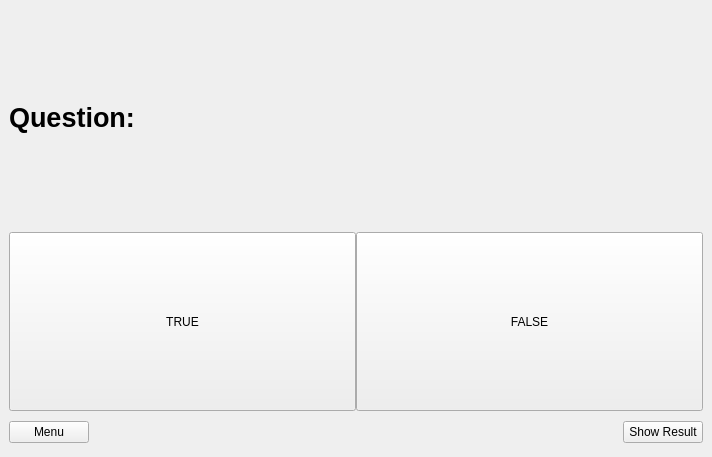
Old version of the form interface/interface_UI/interview_window.ui in the repository Graidaris/decision_Tree_SI.
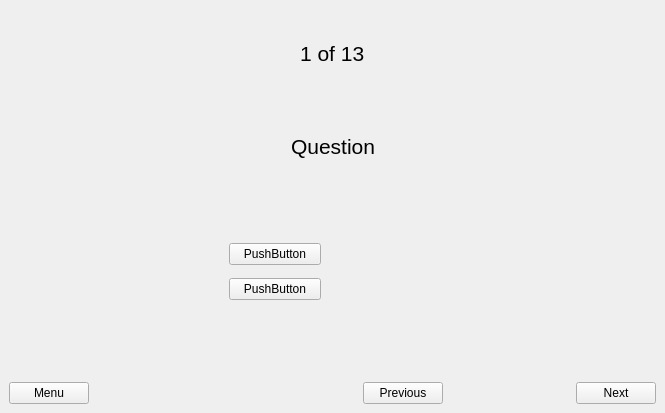
New version of the form.

What changed in the file:
```diff
--- a/interface/interface_UI/interview_window.ui
+++ b/interface/interface_UI/interview_window.ui
@@ -6,8 +6,8 @@
    <rect>
     <x>0</x>
     <y>0</y>
-    <width>712</width>
-    <height>457</height>
+    <width>665</width>
+    <height>413</height>
    </rect>
   </property>
   <property name="windowTitle">
@@ -15,90 +15,178 @@
   </property>
   <widget class="QWidget" name="centralwidget">
    <layout class="QVBoxLayout" name="verticalLayout_2">
-    <item>
-     <widget class="QLabel" name="questionLabel">
-      <property name="font">
-       <font>
-        <pointsize>20</pointsize>
-        <weight>75</weight>
-        <bold>true</bold>
-       </font>
-      </property>
-      <property name="text">
-       <string>Question: </string>
-      </property>
-     </widget>
-    </item>
     <item>
      <layout class="QVBoxLayout" name="verticalLayout">
-      <property name="sizeConstraint">
-       <enum>QLayout::SetDefaultConstraint</enum>
-      </property>
-      <item>
-       <widget class="QSplitter" name="splitter">
-        <property name="enabled">
-         <bool>true</bool>
-        </property>
-        <property name="orientation">
-         <enum>Qt::Horizontal</enum>
-        </property>
-        <property name="opaqueResize">
-         <bool>true</bool>
-        </property>
-        <property name="handleWidth">
-         <number>0</number>
-        </property>
-        <property name="childrenCollapsible">
-         <bool>true</bool>
-        </property>
-        <widget class="QPushButton" name="buttonTrue">
-         <property name="text">
-          <string>TRUE</string>
-         </property>
-        </widget>
-        <widget class="QPushButton" name="buttonFalse">
-         <property name="text">
-          <string>FALSE</string>
-         </property>
-        </widget>
-       </widget>
-      </item>
       <item>
        <layout class="QHBoxLayout" name="horizontalLayout">
-        <property name="sizeConstraint">
-         <enum>QLayout::SetFixedSize</enum>
-        </property>
         <item>
-         <widget class="QPushButton" name="pushButton_menu">
+         <spacer name="horizontalSpacer_3">
+          <property name="orientation">
+           <enum>Qt::Horizontal</enum>
+          </property>
+          <property name="sizeHint" stdset="0">
+           <size>
+            <width>40</width>
+            <height>20</height>
+           </size>
+          </property>
+         </spacer>
+        </item>
+        <item>
+         <widget class="QLabel" name="label_2">
+          <property name="font">
+           <font>
+            <pointsize>16</pointsize>
+           </font>
+          </property>
           <property name="text">
-           <string>Menu</string>
+           <string>1 of 13</string>
           </property>
          </widget>
         </item>
         <item>
-         <spacer name="horizontalSpacer">
+         <spacer name="horizontalSpacer_4">
           <property name="orientation">
            <enum>Qt::Horizontal</enum>
           </property>
           <property name="sizeHint" stdset="0">
            <size>
-            <width>599</width>
-            <height>31</height>
+            <width>40</width>
+            <height>20</height>
            </size>
           </property>
          </spacer>
         </item>
+       </layout>
+      </item>
+      <item>
+       <layout class="QHBoxLayout" name="horizontalLayout_3">
         <item>
-         <widget class="QPushButton" name="pushButton_result">
+         <spacer name="horizontalSpacer_5">
+          <property name="orientation">
+           <enum>Qt::Horizontal</enum>
+          </property>
+          <property name="sizeHint" stdset="0">
+           <size>
+            <width>40</width>
+            <height>20</height>
+           </size>
+          </property>
+         </spacer>
+        </item>
+        <item>
+         <widget class="QLabel" name="label">
+          <property name="font">
+           <font>
+            <pointsize>16</pointsize>
+           </font>
+          </property>
           <property name="text">
-           <string>Show Result</string>
+           <string>Question</string>
           </property>
          </widget>
         </item>
+        <item>
+         <spacer name="horizontalSpacer_6">
+          <property name="orientation">
+           <enum>Qt::Horizontal</enum>
+          </property>
+          <property name="sizeHint" stdset="0">
+           <size>
+            <width>40</width>
+            <height>20</height>
+           </size>
+          </property>
+         </spacer>
+        </item>
        </layout>
       </item>
      </layout>
     </item>
+    <item>
+     <widget class="QWidget" name="options_widget_answer" native="true">
+      <widget class="QWidget" name="">
+       <property name="geometry">
+        <rect>
+         <x>220</x>
+         <y>40</y>
+         <width>92</width>
+         <height>72</height>
+        </rect>
+       </property>
+       <layout class="QVBoxLayout" name="verticalLayout_3">
+        <item>
+         <widget class="QPushButton" name="pushButton">
+          <property name="text">
+           <string>PushButton</string>
+          </property>
+         </widget>
+        </item>
+        <item>
+         <widget class="QPushButton" name="pushButton_2">
+          <property name="text">
+           <string>PushButton</string>
+          </property>
+         </widget>
+        </item>
+       </layout>
+      </widget>
+     </widget>
+    </item>
+    <item>
+     <layout class="QHBoxLayout" name="horizontalLayout_buttons">
+      <property name="sizeConstraint">
+       <enum>QLayout::SetFixedSize</enum>
+      </property>
+      <item>
+       <widget class="QPushButton" name="pushButton_menu">
+        <property name="text">
+         <string>Menu</string>
+        </property>
+       </widget>
+      </item>
+      <item>
+       <spacer name="horizontalSpacer_2">
+        <property name="orientation">
+         <enum>Qt::Horizontal</enum>
+        </property>
+        <property name="sizeHint" stdset="0">
+         <size>
+          <width>268</width>
+          <height>20</height>
+         </size>
+        </property>
+       </spacer>
+      </item>
+      <item>
+       <widget class="QPushButton" name="pushButton_previous">
+        <property name="text">
+         <string>Previous</string>
+        </property>
+       </widget>
+      </item>
+      <item>
+       <spacer name="horizontalSpacer">
+        <property name="orientation">
+         <enum>Qt::Horizontal</enum>
+        </property>
+        <property name="sizeHint" stdset="0">
+         <size>
+          <width>40</width>
+          <height>20</height>
+         </size>
+        </property>
+       </spacer>
+      </item>
+      <item>
+       <widget class="QPushButton" name="pushButton_next">
+        <property name="text">
+         <string>Next</string>
+        </property>
+       </widget>
+      </item>
+     </layout>
+    </item>
    </layout>
   </widget>
  </widget>
```
Left out of the diff: 12 changed lines with no effect on the pictures.
